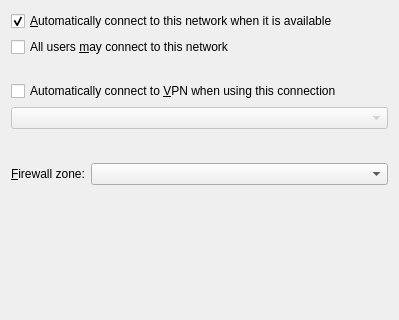
Qt form lib/editor/ui/connectionwidget.ui (KDE/plasma-nm) before a commit.
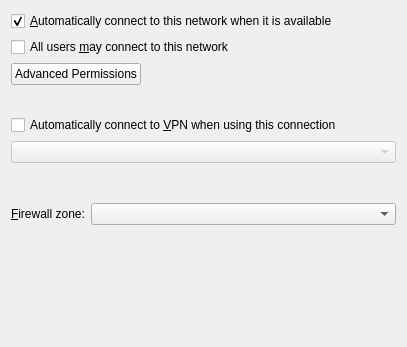
The same form after that commit. Custom widgets are drawn as their Qt base class.

Commit message: Add advanced permissions widget

What changed in the file:
```diff
--- a/lib/editor/ui/connectionwidget.ui
+++ b/lib/editor/ui/connectionwidget.ui
@@ -6,11 +6,11 @@
    <rect>
     <x>0</x>
     <y>0</y>
-    <width>399</width>
-    <height>320</height>
+    <width>407</width>
+    <height>347</height>
    </rect>
   </property>
-  <layout class="QGridLayout" name="gridLayout">
+  <layout class="QFormLayout" name="formLayout">
    <item row="0" column="0" colspan="2">
     <widget class="QCheckBox" name="autoconnect">
      <property name="text">
@@ -31,7 +31,26 @@
      </property>
     </widget>
    </item>
-   <item row="2" column="1">
+   <item row="2" column="0" colspan="2">
+    <widget class="KPushButton" name="pushButtonPermissions">
+     <property name="sizePolicy">
+      <sizepolicy hsizetype="Fixed" vsizetype="Fixed">
+       <horstretch>0</horstretch>
+       <verstretch>0</verstretch>
+      </sizepolicy>
+     </property>
+     <property name="toolTip">
+      <string>Edit advanced permissions for this connection</string>
+     </property>
+     <property name="whatsThis">
+      <string>Fine-grained permissions editor for this connection. It lets you choose which users can activate/modify/delete this connection.</string>
+     </property>
+     <property name="text">
+      <string>Advanced Permissions</string>
+     </property>
+    </widget>
+   </item>
+   <item row="3" column="1">
     <spacer name="verticalSpacer_2">
      <property name="orientation">
       <enum>Qt::Vertical</enum>
@@ -47,21 +66,14 @@
      </property>
     </spacer>
    </item>
-   <item row="3" column="0" colspan="2">
+   <item row="4" column="0" colspan="2">
     <widget class="QCheckBox" name="autoconnectVpn">
      <property name="text">
       <string>Automatically connect to &amp;VPN when using this connection</string>
      </property>
     </widget>
    </item>
-   <item row="4" column="0" colspan="2">
-    <widget class="KComboBox" name="vpnCombobox">
-     <property name="enabled">
-      <bool>false</bool>
-     </property>
-    </widget>
-   </item>
-   <item row="5" column="1">
+   <item row="6" column="1">
     <spacer name="verticalSpacer">
      <property name="orientation">
       <enum>Qt::Vertical</enum>
@@ -77,7 +89,7 @@
      </property>
     </spacer>
    </item>
-   <item row="6" column="0">
+   <item row="7" column="0">
     <widget class="QLabel" name="label_2">
      <property name="text">
       <string>&amp;Firewall zone:</string>
@@ -87,7 +99,7 @@
      </property>
     </widget>
    </item>
-   <item row="6" column="1">
+   <item row="7" column="1">
     <widget class="KComboBox" name="firewallZone">
      <property name="sizePolicy">
       <sizepolicy hsizetype="MinimumExpanding" vsizetype="Fixed">
@@ -97,7 +109,7 @@
      </property>
     </widget>
    </item>
-   <item row="7" column="1">
+   <item row="8" column="1">
     <spacer name="verticalSpacer_3">
      <property name="orientation">
       <enum>Qt::Vertical</enum>
@@ -110,6 +122,13 @@
      </property>
     </spacer>
    </item>
+   <item row="5" column="0" colspan="2">
+    <widget class="KComboBox" name="vpnCombobox">
+     <property name="enabled">
+      <bool>false</bool>
+     </property>
+    </widget>
+   </item>
   </layout>
  </widget>
  <customwidgets>
@@ -118,6 +137,11 @@
    <extends>QComboBox</extends>
    <header>kcombobox.h</header>
   </customwidget>
+  <customwidget>
+   <class>KPushButton</class>
+   <extends>QPushButton</extends>
+   <header>kpushbutton.h</header>
+  </customwidget>
  </customwidgets>
  <tabstops>
   <tabstop>autoconnect</tabstop>
```
Left out of the diff: 19 changed lines with no effect on the pictures. The commit also changes 6 other files.
